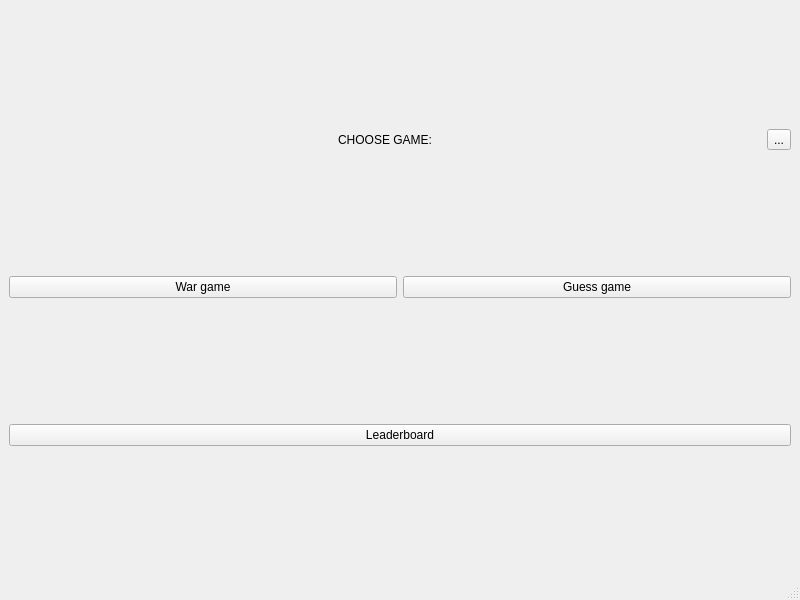
This is MATFWars/mainwindow.ui in Divljo31/MATFWars as Qt 5 draws it before an edit. The edited form follows.
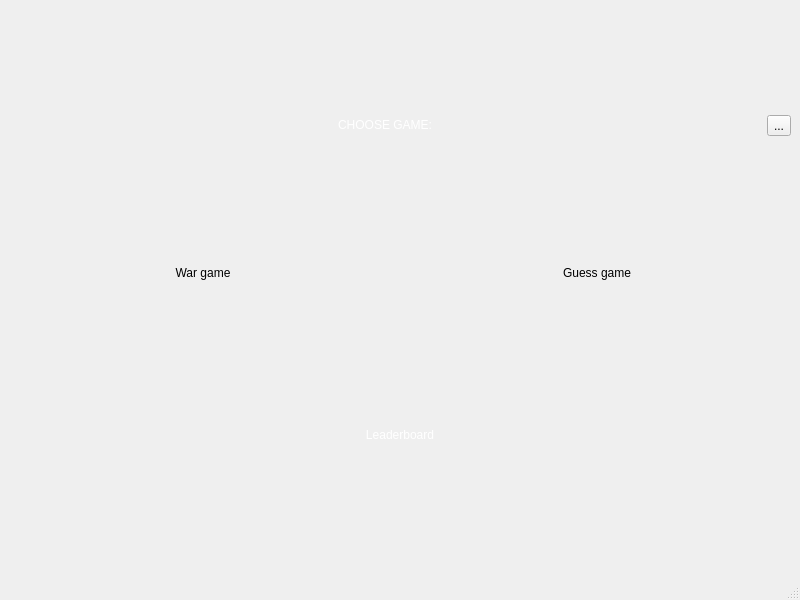
This is the edited form. Icons and pictures are not drawn.

Patch:
```diff
--- a/MATFWars/mainwindow.ui
+++ b/MATFWars/mainwindow.ui
@@ -10,8 +10,17 @@
     <height>600</height>
    </rect>
   </property>
+  <property name="minimumSize">
+   <size>
+    <width>400</width>
+    <height>300</height>
+   </size>
+  </property>
   <property name="windowTitle">
-   <string>MainWindow</string>
+   <string>MATFWars</string>
+  </property>
+  <property name="styleSheet">
+   <string notr="true">background-image: url(:/background/background1.png);</string>
   </property>
   <widget class="QWidget" name="centralwidget">
    <layout class="QVBoxLayout" name="verticalLayout_2">
@@ -20,7 +29,7 @@
       <item>
        <widget class="QLabel" name="choose_label">
         <property name="text">
-         <string>CHOOSE GAME:</string>
+         <string>&lt;html&gt;&lt;head/&gt;&lt;body&gt;&lt;p&gt;&lt;span style=&quot; color:#ffffff;&quot;&gt;CHOOSE GAME:&lt;/span&gt;&lt;/p&gt;&lt;/body&gt;&lt;/html&gt;</string>
         </property>
         <property name="alignment">
          <set>Qt::AlignCenter</set>
@@ -40,6 +49,17 @@
      <layout class="QHBoxLayout" name="horizontalLayout">
       <item>
        <widget class="QPushButton" name="war_game_button">
+        <property name="minimumSize">
+         <size>
+          <width>80</width>
+          <height>50</height>
+         </size>
+        </property>
+        <property name="styleSheet">
+         <string notr="true">background-image: url(:/background/btn1.jpg);
+border-radius:10px;
+</string>
+        </property>
         <property name="text">
          <string>War game</string>
         </property>
@@ -47,6 +67,17 @@
       </item>
       <item>
        <widget class="QPushButton" name="guess_game_button">
+        <property name="minimumSize">
+         <size>
+          <width>80</width>
+          <height>50</height>
+         </size>
+        </property>
+        <property name="styleSheet">
+         <string notr="true">background-image: url(:/background/btn2.jpg);
+border-radius:10px;
+</string>
+        </property>
         <property name="text">
          <string>Guess game</string>
         </property>
@@ -58,6 +89,16 @@
      <layout class="QVBoxLayout" name="verticalLayout">
       <item>
        <widget class="QPushButton" name="leaderboard_main_button">
+        <property name="minimumSize">
+         <size>
+          <width>100</width>
+          <height>50</height>
+         </size>
+        </property>
+        <property name="styleSheet">
+         <string notr="true">color:white;
+border-radius:10px;</string>
+        </property>
         <property name="text">
          <string>Leaderboard</string>
         </property>
```
